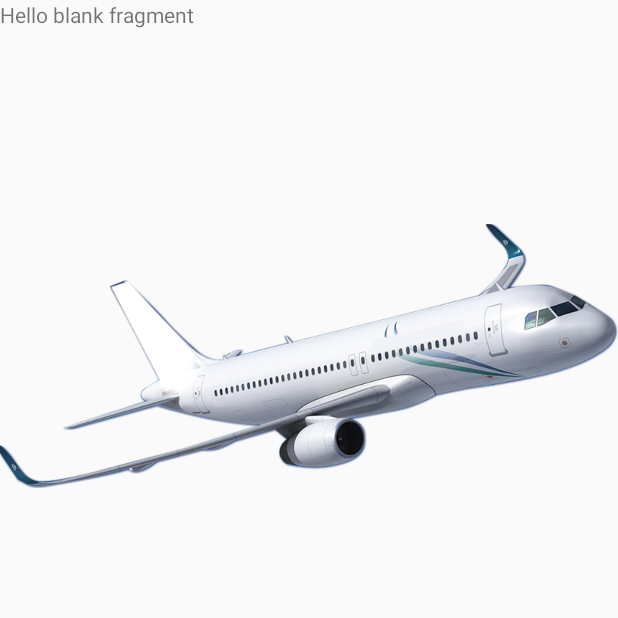
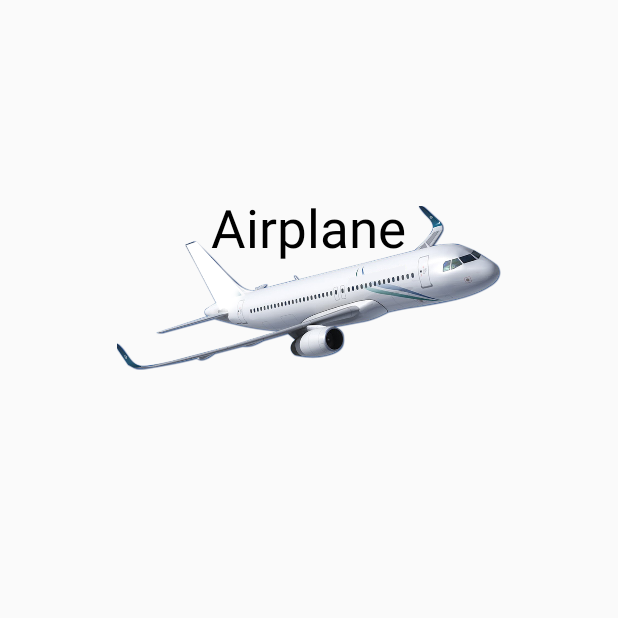
Before and after one commit to AskaIvan/BermainBersamaArjun, an Android app: the fragment FragmentTiga shown on its own in the app's theme, on a phone screen of 412 x 824 dp, the top half of it. Run offline under Robolectric (Android 15) with nearby library versions, the phone set to English and light mode, and no system bars.

Commit message:
mencoba datanya masuk ke fragment

```diff
--- a/app/src/main/AndroidManifest.xml
+++ b/app/src/main/AndroidManifest.xml
@@ -28,10 +28,6 @@
             android:theme="@style/AppTheme.NoActionBar" />
         <activity android:name=".SelectActivity" />
         <activity android:name=".ButtonSelectActivity" />
-        <activity
-            android:name=".Nav2"
-            android:label="@string/title_activity_nav2"
-            android:theme="@style/AppTheme.NoActionBar"></activity>
     </application>
 
 </manifest>
--- a/app/src/main/java/id/sch/smktelkom_mlg/project2/xirpl301040633/bermainbersamaarjun/BlankFragment.java
+++ b/app/src/main/java/id/sch/smktelkom_mlg/project2/xirpl301040633/bermainbersamaarjun/FragmentDua.java
@@ -11,10 +11,10 @@ import android.view.ViewGroup;
 /**
  * A simple {@link Fragment} subclass.
  */
-public class BlankFragment extends Fragment {
+public class FragmentDua extends Fragment {
 
 
-    public BlankFragment() {
+    public FragmentDua() {
         // Required empty public constructor
     }
 
@@ -23,7 +23,7 @@ public class BlankFragment extends Fragment {
     public View onCreateView(LayoutInflater inflater, ViewGroup container,
                              Bundle savedInstanceState) {
         // Inflate the layout for this fragment
-        return inflater.inflate(R.layout.fragment_blank, container, false);
+        return inflater.inflate(R.layout.fragment_fragment_dua, container, false);
     }
 
 }
--- a/app/src/main/java/id/sch/smktelkom_mlg/project2/xirpl301040633/bermainbersamaarjun/FragmentA1.java
+++ b/app/src/main/java/id/sch/smktelkom_mlg/project2/xirpl301040633/bermainbersamaarjun/FragmentSatu.java
@@ -11,10 +11,10 @@ import android.view.ViewGroup;
 /**
  * A simple {@link Fragment} subclass.
  */
-public class FragmentA1 extends Fragment {
+public class FragmentSatu extends Fragment {
 
 
-    public FragmentA1() {
+    public FragmentSatu() {
         // Required empty public constructor
     }
 
@@ -23,7 +23,7 @@ public class FragmentA1 extends Fragment {
     public View onCreateView(LayoutInflater inflater, ViewGroup container,
                              Bundle savedInstanceState) {
         // Inflate the layout for this fragment
-        return inflater.inflate(R.layout.fragment_fragment_a1, container, false);
+        return inflater.inflate(R.layout.fragment_fragment_satu, container, false);
     }
 
 }
--- a/app/src/main/java/id/sch/smktelkom_mlg/project2/xirpl301040633/bermainbersamaarjun/A2Fragment.java
+++ b/app/src/main/java/id/sch/smktelkom_mlg/project2/xirpl301040633/bermainbersamaarjun/FragmentTiga.java
@@ -11,10 +11,10 @@ import android.view.ViewGroup;
 /**
  * A simple {@link Fragment} subclass.
  */
-public class A2Fragment extends Fragment {
+public class FragmentTiga extends Fragment {
 
 
-    public A2Fragment() {
+    public FragmentTiga() {
         // Required empty public constructor
     }
 
@@ -23,7 +23,7 @@ public class A2Fragment extends Fragment {
     public View onCreateView(LayoutInflater inflater, ViewGroup container,
                              Bundle savedInstanceState) {
         // Inflate the layout for this fragment
-        return inflater.inflate(R.layout.fragment_a2, container, false);
+        return inflater.inflate(R.layout.fragment_fragment_tiga, container, false);
     }
 
 }
--- a/app/src/main/res/layout/fragment_a2.xml
+++ /dev/null
@@ -1,24 +0,0 @@
-<RelativeLayout xmlns:android="http://schemas.android.com/apk/res/android"
-    xmlns:app="http://schemas.android.com/apk/res-auto"
-    xmlns:tools="http://schemas.android.com/tools"
-    android:layout_width="match_parent"
-    android:layout_height="match_parent"
-    tools:context="id.sch.smktelkom_mlg.project2.xirpl301040633.bermainbersamaarjun.A2Fragment">
-
-    <!-- TODO: Update blank fragment layout -->
-    <TextView
-        android:layout_width="match_parent"
-        android:layout_height="match_parent"
-        android:text="@string/hello_blank_fragment" />
-
-    <ImageView
-        android:id="@+id/imageView3"
-        android:layout_width="wrap_content"
-        android:layout_height="wrap_content"
-        android:layout_alignParentLeft="true"
-        android:layout_alignParentStart="true"
-        android:layout_alignParentTop="true"
-        android:layout_marginTop="53dp"
-        app:srcCompat="@drawable/a2" />
-
-</RelativeLayout>
--- /dev/null
+++ b/app/src/main/res/layout/fragment_fragment_tiga.xml
@@ -0,0 +1,34 @@
+<FrameLayout xmlns:android="http://schemas.android.com/apk/res/android"
+    xmlns:app="http://schemas.android.com/apk/res-auto"
+    xmlns:tools="http://schemas.android.com/tools"
+    android:layout_width="match_parent"
+    android:layout_height="match_parent"
+    tools:context="id.sch.smktelkom_mlg.project2.xirpl301040633.bermainbersamaarjun.FragmentTiga">
+
+    <!-- TODO: Update blank fragment layout -->
+    <RelativeLayout
+        android:layout_width="match_parent"
+        android:layout_height="564dp"
+        tools:context="id.sch.smktelkom_mlg.project2.xirpl301040633.bermainbersamaarjun.MainActivity">
+
+        <ImageView
+            android:id="@+id/imageView"
+            android:layout_width="256dp"
+            android:layout_height="256dp"
+            android:layout_centerHorizontal="true"
+            android:layout_marginTop="64dp"
+            app:srcCompat="@drawable/a2" />
+
+        <TextView
+            android:id="@+id/ejaan"
+            android:layout_width="wrap_content"
+            android:layout_height="wrap_content"
+            android:layout_below="@+id/imageView4"
+            android:layout_centerHorizontal="true"
+            android:layout_marginTop="128dp"
+            android:text="Airplane"
+            android:textColor="#000"
+            android:textSize="16pt" />
+    </RelativeLayout>
+
+</FrameLayout>
```
Also changed, not shown: app/src/main/java/id/sch/smktelkom_mlg/project2/xirpl301040633/bermainbersamaarjun/ButtonSelectActivity.java (+25 -11 lines), app/src/main/java/id/sch/smktelkom_mlg/project2/xirpl301040633/bermainbersamaarjun/Main2Activity.java (+17 -2 lines), app/src/main/java/id/sch/smktelkom_mlg/project2/xirpl301040633/bermainbersamaarjun/Nav2.java (deleted, +0 -169 lines), app/src/main/java/id/sch/smktelkom_mlg/project2/xirpl301040633/bermainbersamaarjun/model/Data.java (added, +16 -0 lines), app/src/main/res/layout/activity_nav2.xml (deleted, +0 -41 lines), app/src/main/res/layout/fragment_blank.xml (deleted, +0 -27 lines), app/src/main/res/layout/fragment_fragment_a1.xml (deleted, +0 -23 lines), app/src/main/res/layout/fragment_fragment_dua.xml (added, +34 -0 lines), app/src/main/res/layout/fragment_fragment_satu.xml (added, +34 -0 lines).
